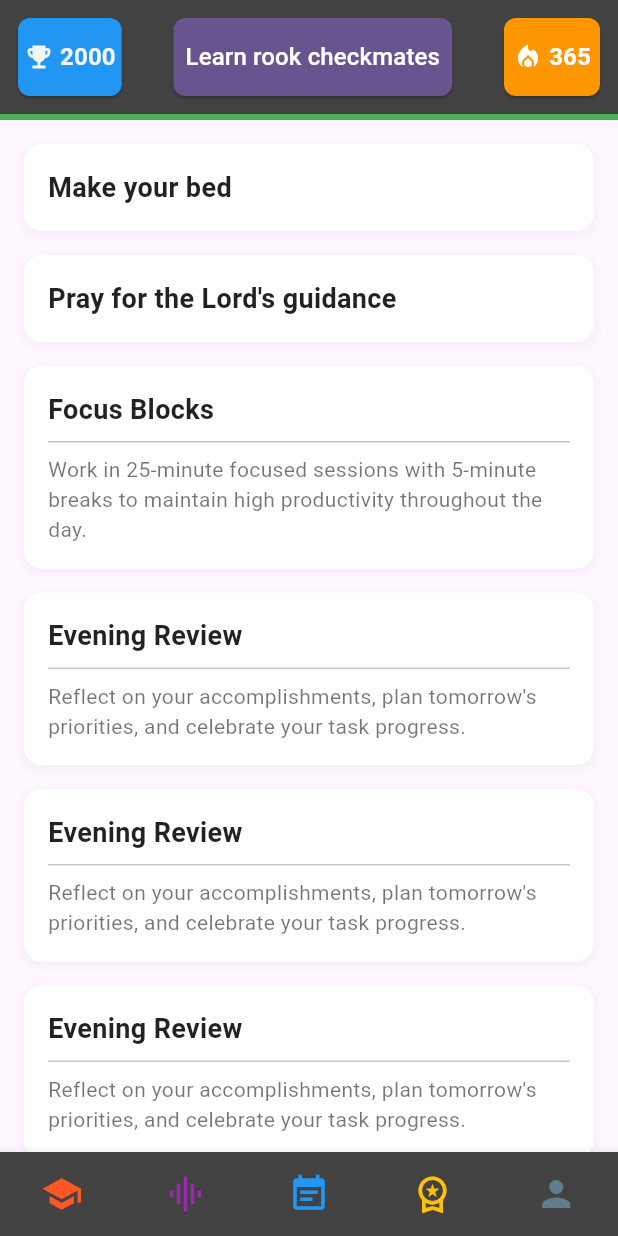
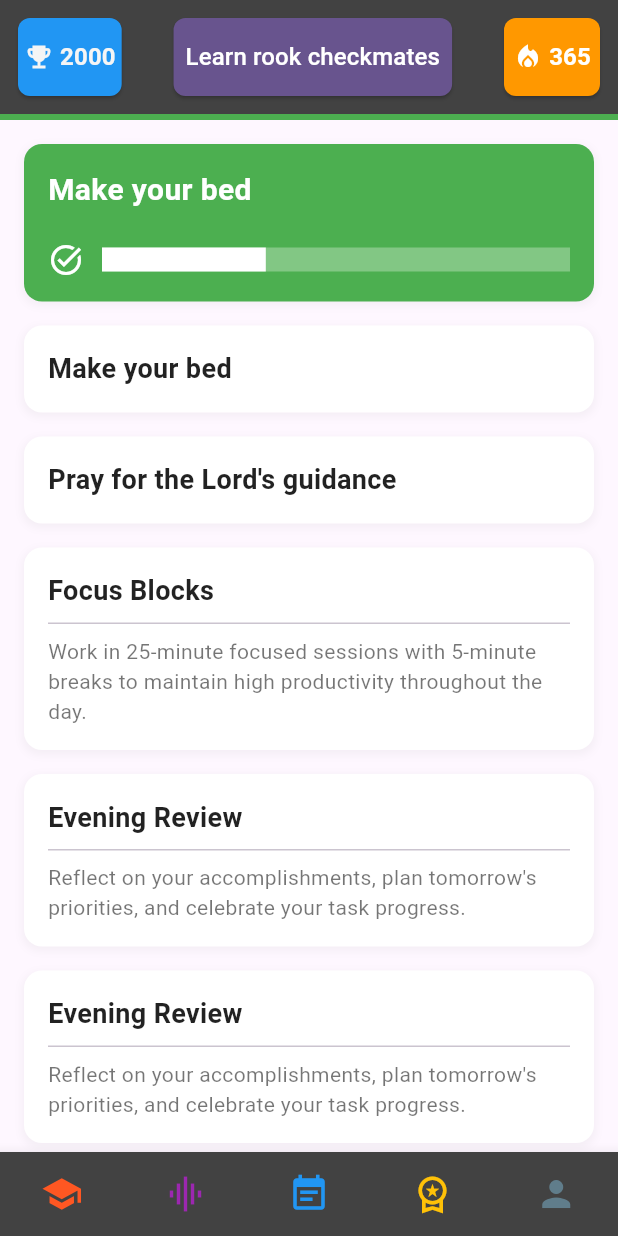
Before and after one commit to MatthewLacerda2/GoalGetter, a Flutter app: the screen it shows after launch, item 3 of the bottom bar chosen, on a phone screen of 412 x 824 dp. Run offline on Flutter 3.47's test engine with Material 3 defaults, Android fonts, the phone set to English and light mode, and no system bars; our stand-ins replace shared_preferences; missing offline and left inert: country_flags.

Commit message:
progress bar

```diff
--- a/frontend/lib/screens/task_screen.dart
+++ b/frontend/lib/screens/task_screen.dart
@@ -1,6 +1,7 @@
 import 'package:flutter/material.dart';
 import '../widgets/screens/task/task_tab.dart';
 import '../widgets/info_card.dart';
+import '../widgets/progress_bar.dart';
 
 class TaskScreen extends StatelessWidget {
   const TaskScreen({super.key});
@@ -17,8 +18,16 @@ class TaskScreen extends StatelessWidget {
           ),
           Expanded(
             child: ListView(
-              padding: const EdgeInsets.all(16.0),
+              padding: const EdgeInsets.all(16),
               children: const [
+                ProgressBar(
+                  title: "Make your bed",
+                  icon: Icons.task_alt,
+                  progress: 35,
+                  end: 100,
+                  color: Colors.green,
+                ),
+                SizedBox(height: 16),
                 InfoCard(
                   title: "Make your bed",
                 ),
--- /dev/null
+++ b/frontend/lib/widgets/progress_bar.dart
@@ -0,0 +1,74 @@
+import 'package:flutter/material.dart';
+
+class ProgressBar extends StatelessWidget {
+  final String title;
+  final IconData? icon;
+  final double progress;
+  final double end;
+  final Color color;
+
+  const ProgressBar({
+    super.key,
+    required this.title,
+    this.icon,
+    required this.progress,
+    required this.end,
+    required this.color,
+  });
+
+  @override
+  Widget build(BuildContext context) {
+    final percentage = progress / end;
+
+    return Container(
+      width: double.infinity,
+      padding: const EdgeInsets.all(16.0),
+      decoration: BoxDecoration(
+        color: color,
+        borderRadius: BorderRadius.circular(12.0),
+        boxShadow: [
+          BoxShadow(
+            color: Colors.grey.withValues(alpha: 0.1),
+            spreadRadius: 1,
+            blurRadius: 4,
+            offset: const Offset(0, 2),
+          ),
+        ],
+      ),
+      child: Column(
+        crossAxisAlignment: CrossAxisAlignment.start,
+        children: [
+          Text(
+            title,
+            style: const TextStyle(
+              fontSize: 20,
+              fontWeight: FontWeight.bold,
+              color: Colors.white,
+            ),
+          ),
+          const SizedBox(height: 20),
+          Row(
+            children: [
+              if (icon != null) ...[
+                Icon(
+                  icon,
+                  color: Colors.white,
+                  size: 24,
+                ),
+                const SizedBox(width: 12),
+              ],
+              Expanded(
+                child: LinearProgressIndicator(
+                  value: percentage.clamp(0.0, 1.0),
+                  backgroundColor: Colors.white.withValues(alpha: 0.3),
+                  valueColor: AlwaysStoppedAnimation<Color>(Colors.white),
+                  minHeight: 16,
+                ),
+              ),
+            ],
+          ),
+        ],
+      ),
+    );
+  }
+}
```
